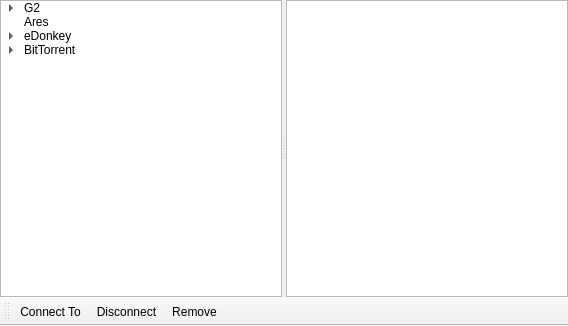
The window that Quazaa/UI/widgethostcache.ui (quazaa-development-team/Quazaa) describes before a commit, drawn with Qt 5.
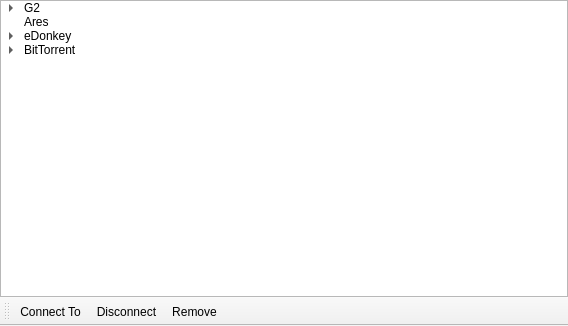
The same window after the commit. Icons and pictures are not drawn.

Commit message: Started implementing Host Cache GUI.

The edit to the form file:
```diff
--- a/Quazaa/UI/widgethostcache.ui
+++ b/Quazaa/UI/widgethostcache.ui
@@ -105,14 +105,6 @@
         </item>
        </item>
       </widget>
-      <widget class="QTreeView" name="treeViewHostCache">
-       <property name="sizePolicy">
-        <sizepolicy hsizetype="Expanding" vsizetype="Expanding">
-         <horstretch>0</horstretch>
-         <verstretch>0</verstretch>
-        </sizepolicy>
-       </property>
-      </widget>
      </widget>
     </item>
    </layout>
```
Left out of the diff: 2 changed lines with no effect on the pictures. The commit also changes 17 other files.
